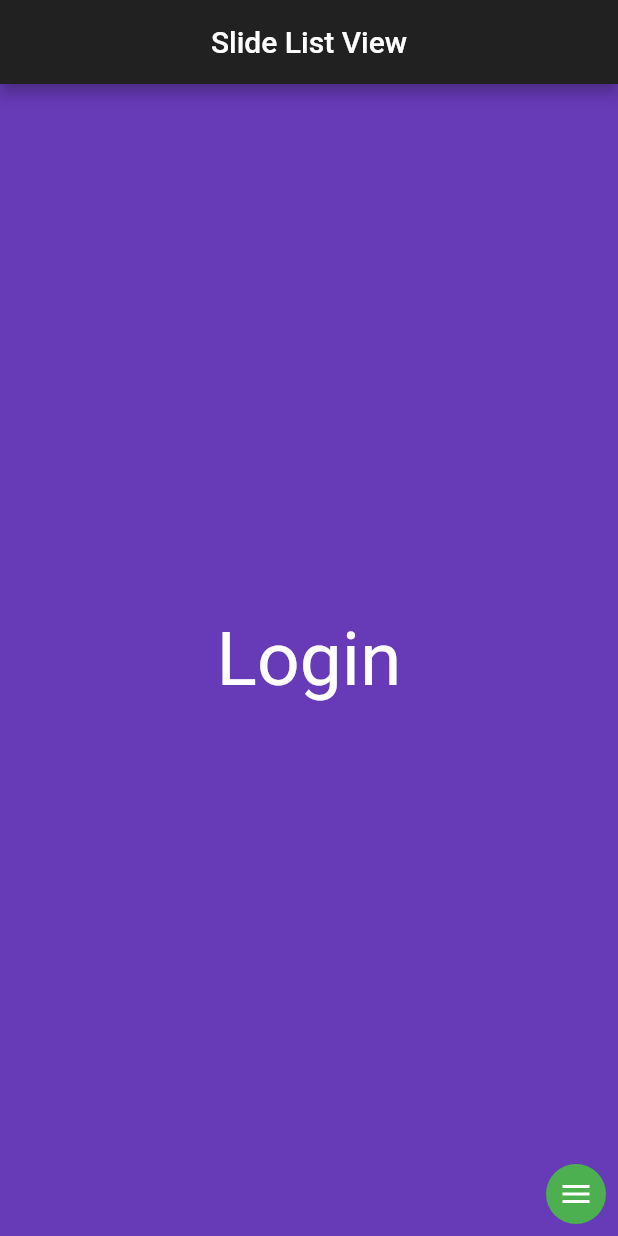
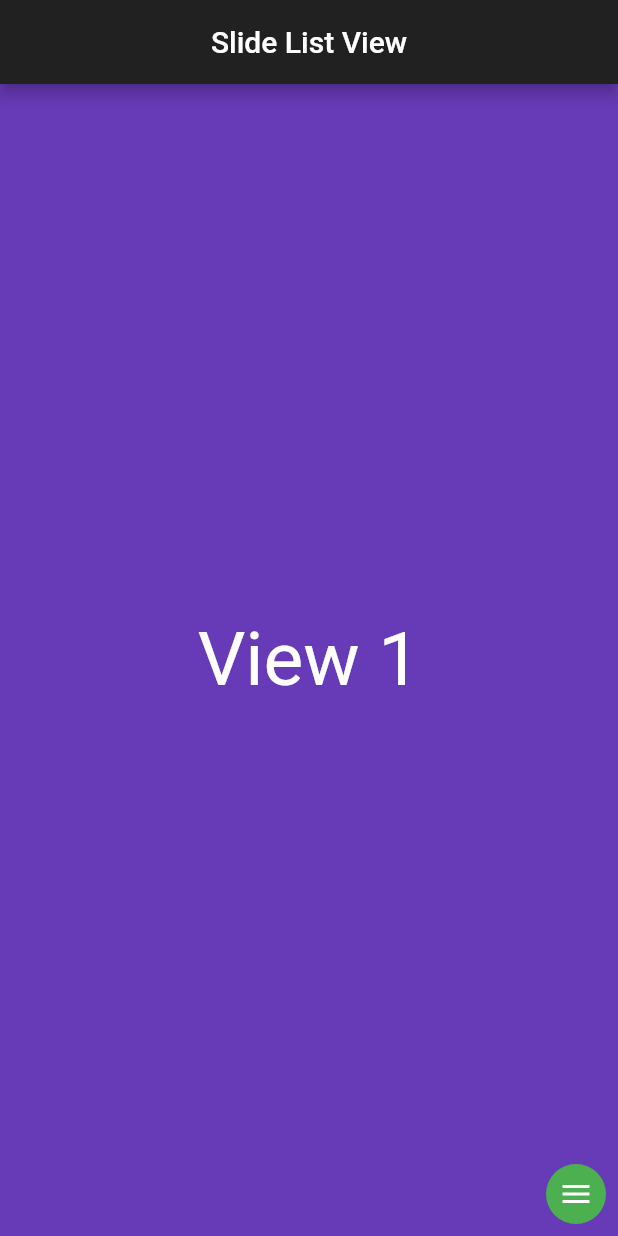
Before and after one commit to Baxi19/slide_list_view, a Flutter app: the screen it shows after launch, on a phone screen of 412 x 824 dp. Run offline on Flutter 3.47's test engine with Material 2 defaults, Android fonts, the phone set to English and light mode, and no system bars.

Commit message:
Nmaes of views changed

```diff
--- a/lib/ui/pages/home.dart
+++ b/lib/ui/pages/home.dart
@@ -18,8 +18,8 @@ class _HomeState extends State<Home> {
       ),
       body: Container(
         child: SlideListView(
-          view1: buildPage(Colors.deepPurple, "Login"),
-          view2: buildPage(Colors.indigo, "Sign up"),
+          view1: buildPage(Colors.deepPurple, "View 1"),
+          view2: buildPage(Colors.indigo, "View 2"),
           floatingActionButtonColor: Colors.green,
           floatingActionButtonIcon: AnimatedIcons.menu_arrow,
           showFloatingActionButton: true,
```
Also changed, not shown: 1 other file.
